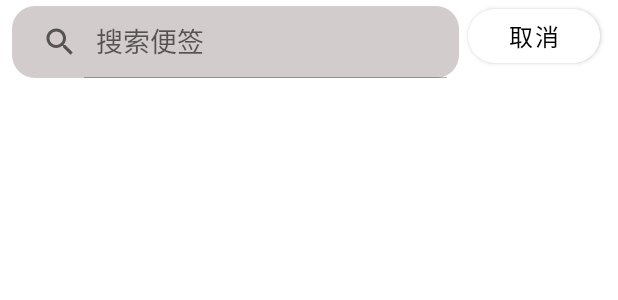
After one commit to Android5730/NotePadDemo, an Android app: the layout fragment_search.xml on its own in the app's theme, with its tools: preview values and no code run, on a phone screen of 412 x 824 dp. The commit adds this screen. Shown: the top 300 px of the screen. Run offline under Robolectric (Android 15) with nearby library versions, the phone set to English and light mode, and no system bars.

Commit message:
2.14:功能：完成搜索

```diff
--- a/app/src/main/java/com/itaem/memodemo/Fragment/HomePageFragment.java
+++ b/app/src/main/java/com/itaem/memodemo/Fragment/HomePageFragment.java
@@ -235,6 +235,5 @@ public class HomePageFragment extends Fragment {
                 return true;
             }
         });
-
     }
 }
--- a/app/src/main/java/com/itaem/memodemo/Fragment/NoteShowFragment.java
+++ b/app/src/main/java/com/itaem/memodemo/Fragment/NoteShowFragment.java
@@ -21,6 +21,7 @@ import com.itaem.memodemo.R;
 import com.itaem.memodemo.data.Constant;
 import com.itaem.memodemo.data.NoteEntity;
 import com.itaem.memodemo.databinding.FragmentNoteShowBinding;
+import com.itaem.memodemo.utility.EditMemory;
 import com.itaem.memodemo.viewModel.NoteShowViewModel;
 
 import java.util.Date;
@@ -73,6 +74,7 @@ public class NoteShowFragment extends Fragment {
     }
     private NoteShowViewModel viewModel;
     private FragmentNoteShowBinding binding;
+    private EditMemory editMemory;
     @Override
     public View onCreateView(LayoutInflater inflater, ViewGroup container,
                              Bundle savedInstanceState) {
@@ -92,6 +94,7 @@ public class NoteShowFragment extends Fragment {
         binding.toolbarNoteShow.setNavigationOnClickListener(new View.OnClickListener() {
             @Override
             public void onClick(View v) {
+
                 NavController navController = Navigation.findNavController(v);
                 // 出栈，回退
                 navController.popBackStack();
@@ -132,11 +135,11 @@ public class NoteShowFragment extends Fragment {
             }
         }*/
     }
-
     /**
      * 编辑功能：获取数据
      */
     private void initSetData() {
+        editMemory = new EditMemory(binding.editNoteContent);
         if (getArguments()!=null){
             viewModel.setUpdateNote((NoteEntity) getArguments().getSerializable("note"));
             binding.editNoteTitle.setText(viewModel.getUpdateNote().getNote_title());
--- a/app/src/main/java/com/itaem/memodemo/data/NoteDao.java
+++ b/app/src/main/java/com/itaem/memodemo/data/NoteDao.java
@@ -32,7 +32,10 @@ public interface NoteDao {
     // 单个查询
     @Query("SELECT * From NoteEntity Where id = :patten")
     NoteEntity queryNote(int patten);
-
+    // 根据patten模糊查询
+    // LIKE 模糊查询
+    @Query("SELECT * FROM NoteEntity WHERE note_content LIKE :patten ORDER BY ID DESC")
+    LiveData<List<NoteEntity>> findWordWithPatten(String patten);
     // 获取置顶集合
     @Query("SELECT * FROM NoteEntity WHERE note_isHeader='true'")
     LiveData<List<NoteEntity>> queryTop();
--- a/app/src/main/java/com/itaem/memodemo/viewModel/HomePageViewModel.java
+++ b/app/src/main/java/com/itaem/memodemo/viewModel/HomePageViewModel.java
@@ -58,5 +58,8 @@ public class HomePageViewModel extends AndroidViewModel {
         return noteList;
     }
 
+    public LiveData<List<NoteEntity>> findNoteList(String query) {
+        return noteDao.findWordWithPatten(query);
+    }
 
 }
--- a/app/src/main/res/layout/fragment_note_show.xml
+++ b/app/src/main/res/layout/fragment_note_show.xml
@@ -52,6 +52,8 @@
             android:layout_width="0dp"
             android:layout_height="0dp"
             android:hint="内容"
+            android:textColorLink="@color/purple_500"
+            android:linksClickable="true"
             android:textStyle="bold"
             android:gravity="top"
             android:background="@color/toolbar"
@@ -60,5 +62,6 @@
             app:layout_constraintEnd_toEndOf="@id/edit_noteTitle"
             app:layout_constraintTop_toBottomOf="@id/btn_noteGroup"
             app:layout_constraintBottom_toBottomOf="parent" />
+
     </androidx.constraintlayout.widget.ConstraintLayout>
 </layout>
--- /dev/null
+++ b/app/src/main/res/layout/fragment_search.xml
@@ -0,0 +1,53 @@
+<?xml version="1.0" encoding="utf-8"?>
+<layout xmlns:android="http://schemas.android.com/apk/res/android"
+    xmlns:tools="http://schemas.android.com/tools"
+    xmlns:app="http://schemas.android.com/apk/res-auto">
+
+    <data>
+        <variable
+            name="search"
+            type="com.itaem.memodemo.viewModel.HomePageViewModel" />
+    </data>
+
+    <androidx.constraintlayout.widget.ConstraintLayout
+        android:layout_width="match_parent"
+        android:layout_height="match_parent"
+        tools:context=".Fragment.SearchFragment">
+        <androidx.appcompat.widget.SearchView
+            android:id="@+id/searchView"
+            android:layout_width="0dp"
+            android:layout_height="wrap_content"
+            android:layout_marginTop="4dp"
+            android:layout_marginEnd="6dp"
+            android:layout_marginStart="8dp"
+            android:focusableInTouchMode="true"
+            app:queryHint="@string/searchView_memo"
+            app:iconifiedByDefault="false"
+            android:focusable="false"
+            android:background="@drawable/shape_search"
+            app:layout_constraintTop_toTopOf="parent"
+            app:layout_constraintStart_toStartOf="parent"
+            app:layout_constraintEnd_toStartOf="@+id/btn_back"/>
+        <com.google.android.material.button.MaterialButton
+            android:id="@+id/btn_back"
+            android:layout_width="wrap_content"
+            android:layout_height="wrap_content"
+            android:text="取消"
+            android:textSize="16dp"
+            android:textColor="@color/toolbar_title"
+            app:backgroundTint="@color/toolbar"
+            app:cornerRadius="30dp"
+            android:layout_marginEnd="12dp"
+            app:layout_constraintTop_toTopOf="parent"
+            app:layout_constraintEnd_toEndOf="parent"/>
+        <androidx.recyclerview.widget.RecyclerView
+            android:id="@+id/rv"
+            android:layout_width="0dp"
+            android:layout_height="0dp"
+            android:layout_marginTop="8dp"
+            app:layout_constraintTop_toBottomOf="@id/searchView"
+            app:layout_constraintStart_toStartOf="@id/searchView"
+            app:layout_constraintEnd_toEndOf="@id/btn_back"
+            app:layout_constraintBottom_toBottomOf="parent" />
+    </androidx.constraintlayout.widget.ConstraintLayout>
+</layout>
```
Also changed, not shown: app/src/main/java/com/itaem/memodemo/Fragment/MainFragment.java (+43 -9 lines), app/src/main/java/com/itaem/memodemo/Fragment/SearchFragment.java (added, +135 -0 lines), app/src/main/java/com/itaem/memodemo/utility/EditMemory.java (+80 -12 lines), app/src/main/res/layout/fragment_main.xml (+17 -6 lines), app/src/main/res/navigation/nav_note_toshow.xml (+17 -0 lines).
